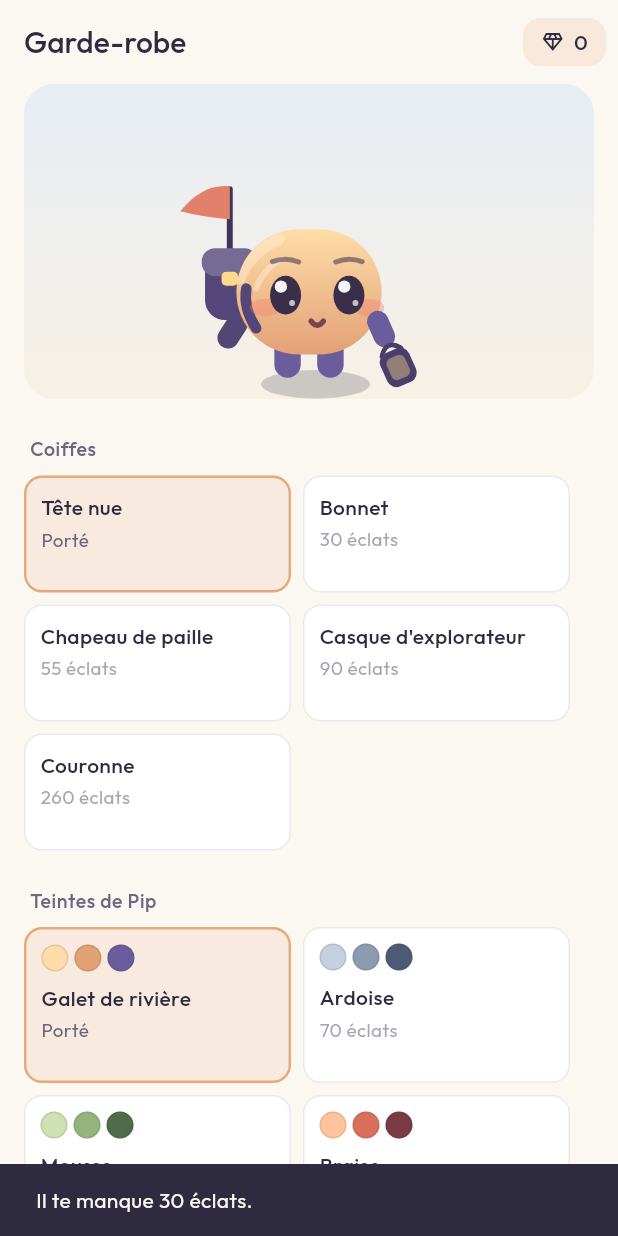
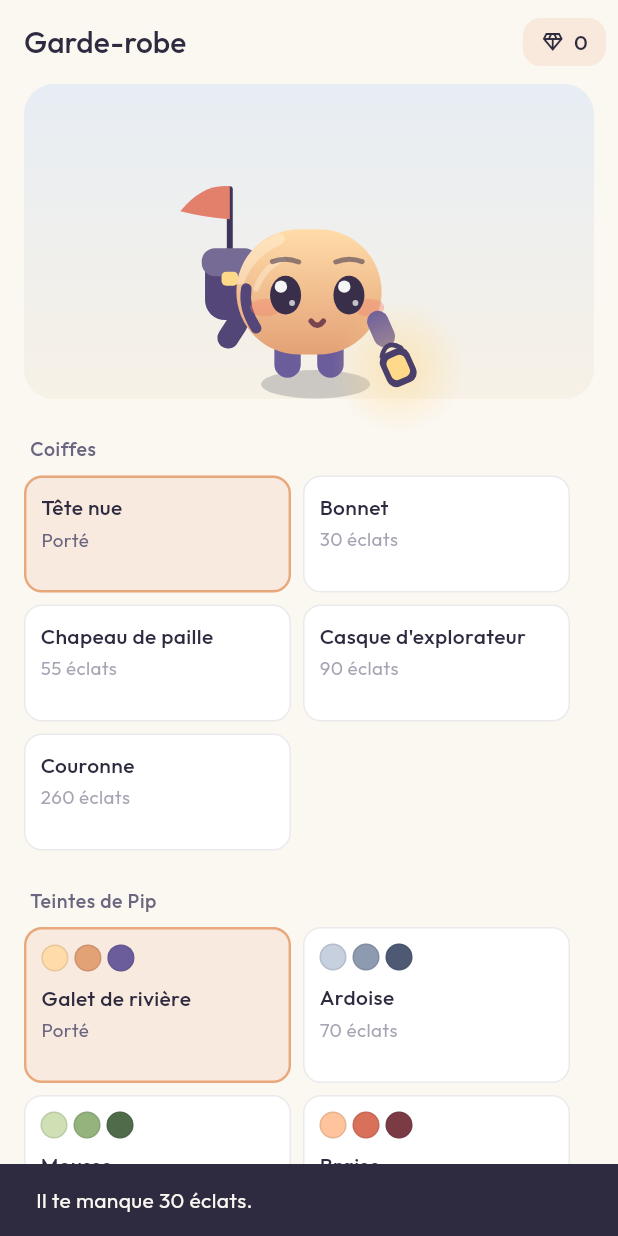
Before and after one commit to momo14681/hello_ios, a Flutter app: the ShopScreen screen opened by its route, after a tap on "Bonnet", on a phone screen of 412 x 824 dp. Run offline on Flutter 3.47's test engine with Material 3 defaults, Android fonts, the phone set to English and light mode, and no system bars; our stand-ins replace flutter_animate, flutter_local_notifications, flutter_riverpod, go_router, google_fonts, shared_preferences and 1 more; accounts and stored records are empty.

Commit message:
Gourde le jour, quatre lanternes la nuit
Reglages demandes : rebond 2.9, squash 0.010.

La lanterne s'allume desormais de 18 h a 7 h, via `lanternFactor`, distinct
de `nightFactor` : le ciel s'assombrit progressivement au crepuscule, alors
qu'une lanterne s'allume a une heure decidee.

Le jour, Pip porte une **gourde** a la place. Une lanterne eteinte balancee
en plein soleil n'avait aucun sens.

La boutique vend maintenant quatre modeles de lanternes distincts par leur
**silhouette**, pas seulement par leur teinte — trois pastilles de couleur,
c'etait trois fois le meme objet :
- Flamme et Feu froid, a cadre metallique
- Lampion de papier, cercle de nervures
- Bocal a lucioles, pique de points lumineux
- Cristal facette

L'identifiant `lantern_green` est conserve pour le bocal : le renommer
ferait perdre l'article a qui l'avait deja achete.

L'apercu de la boutique montre la lanterne allumee — on n'achete pas un
objet qu'on ne voit pas.

60 tests, flutter analyze propre.

Co-Authored-By: Claude Opus 4.8 <noreply@anthropic.com>

```diff
--- a/lib/data/wardrobe/wardrobe_catalog.dart
+++ b/lib/data/wardrobe/wardrobe_catalog.dart
@@ -144,6 +144,8 @@ abstract final class WardrobeCatalog {
   );
 
   // ---- Lanternes ----
+  // Chaque modèle a sa **silhouette**, pas seulement sa teinte : trois
+  // pastilles de couleur, c'était trois fois le même objet en boutique.
   static const lanternWarm = ShopItem(
     id: 'lantern_warm',
     name: 'Flamme',
@@ -151,6 +153,7 @@ abstract final class WardrobeCatalog {
     price: 0,
     freeByDefault: true,
     color: AppColors.lanternGlass,
+    lanternStyle: LanternStyle.classic,
   );
   static const lanternBlue = ShopItem(
     id: 'lantern_blue',
@@ -158,13 +161,33 @@ abstract final class WardrobeCatalog {
     kind: ItemKind.lantern,
     price: 45,
     color: Color(0xFF8FD6F0),
+    lanternStyle: LanternStyle.classic,
   );
-  static const lanternGreen = ShopItem(
+  static const lanternPaper = ShopItem(
+    id: 'lantern_paper',
+    name: 'Lampion',
+    kind: ItemKind.lantern,
+    price: 75,
+    color: Color(0xFFF2A65A),
+    lanternStyle: LanternStyle.paper,
+  );
+  // L'identifiant reste `lantern_green` : le renommer ferait perdre l'article
+  // à qui l'avait déjà acheté.
+  static const lanternFirefly = ShopItem(
     id: 'lantern_green',
-    name: 'Luciole',
+    name: 'Bocal à lucioles',
     kind: ItemKind.lantern,
-    price: 45,
+    price: 95,
     color: Color(0xFFA8E06A),
+    lanternStyle: LanternStyle.fireflyJar,
+  );
+  static const lanternCrystal = ShopItem(
+    id: 'lantern_crystal',
+    name: 'Cristal',
+    kind: ItemKind.lantern,
+    price: 150,
+    color: Color(0xFFC9A8F0),
+    lanternStyle: LanternStyle.crystal,
   );
 
   // ---- Itinéraires ----
@@ -187,7 +210,7 @@ abstract final class WardrobeCatalog {
     noHat, beanie, straw, explorer, crown,
     riverStone, slate, moss, ember, amethyst,
     pennantCoral, pennantSky, pennantMint, pennantGold,
-    lanternWarm, lanternBlue, lanternGreen,
+    lanternWarm, lanternBlue, lanternPaper, lanternFirefly, lanternCrystal,
     desert, shelf,
   ];
 
@@ -244,7 +267,10 @@ abstract final class WardrobeCatalog {
         case ItemKind.pennant:
           outfit = outfit.copyWith(pennant: item.color);
         case ItemKind.lantern:
-          outfit = outfit.copyWith(lantern: item.color);
+          outfit = outfit.copyWith(
+            lantern: item.color,
+            lanternStyle: item.lanternStyle,
+          );
         case ItemKind.expedition:
           break;
       }
--- a/lib/domain/wardrobe.dart
+++ b/lib/domain/wardrobe.dart
@@ -4,6 +4,25 @@ import '../design/tokens.dart';
 
 /// Les coiffes disponibles pour Pip. Toutes dessinées en code.
 enum PipHat { none, beanie, straw, explorer, crown }
+
+/// La forme de la lanterne portée la nuit.
+///
+/// La couleur seule ne suffisait pas à distinguer les articles de la boutique :
+/// trois pastilles de couleur, c'est trois fois le même objet. Chaque modèle a
+/// désormais sa silhouette.
+enum LanternStyle {
+  /// Lanterne à cadre métallique.
+  classic,
+
+  /// Lampion de papier, cerclé de nervures.
+  paper,
+
+  /// Bocal à lucioles, piqueté de points lumineux.
+  fireflyJar,
+
+  /// Éclat de cristal facetté.
+  crystal,
+}
 
 /// Ce que porte Pip. Résolu depuis l'inventaire, consommé par le painter.
 class PipOutfit {
@@ -15,6 +34,7 @@ class PipOutfit {
     this.strap = AppColors.pipStrap,
     this.pennant = AppColors.pipPennant,
     this.lantern = AppColors.lanternGlass,
+    this.lanternStyle = LanternStyle.classic,
   });
 
   final PipHat hat;
@@ -24,6 +44,7 @@ class PipOutfit {
   final Color strap;
   final Color pennant;
   final Color lantern;
+  final LanternStyle lanternStyle;
 
   static const base = PipOutfit();
 
@@ -35,6 +56,7 @@ class PipOutfit {
     Color? strap,
     Color? pennant,
     Color? lantern,
+    LanternStyle? lanternStyle,
   }) => PipOutfit(
     hat: hat ?? this.hat,
     bodyTop: bodyTop ?? this.bodyTop,
@@ -43,6 +65,7 @@ class PipOutfit {
     strap: strap ?? this.strap,
     pennant: pennant ?? this.pennant,
     lantern: lantern ?? this.lantern,
+    lanternStyle: lanternStyle ?? this.lanternStyle,
   );
 }
 
@@ -86,6 +109,7 @@ class ShopItem {
     this.hat,
     this.palette,
     this.color,
+    this.lanternStyle,
     this.expeditionId,
     this.freeByDefault = false,
   });
@@ -100,6 +124,7 @@ class ShopItem {
   final PipHat? hat;
   final PipPalette? palette;
   final Color? color;
+  final LanternStyle? lanternStyle;
   final String? expeditionId;
 
   /// Possédé dès la première ouverture, sans achat.
--- a/lib/features/wardrobe/shop_screen.dart
+++ b/lib/features/wardrobe/shop_screen.dart
@@ -205,6 +205,9 @@ class _Preview extends StatelessWidget {
         time: time,
         pose: PipPose.idle,
         params: const PipParams(scale: 2.2),
+        // Lanterne allumée dans l'aperçu : on n'achète pas un objet qu'on ne
+        // voit pas.
+        lanternLit: 1,
         outfit: outfit,
       ),
     ),
--- /dev/null
+++ b/lib/world/pip/pip_carried.dart
@@ -0,0 +1,211 @@
+import 'package:flutter/material.dart';
+
+import '../../design/tokens.dart';
+import '../../domain/wardrobe.dart';
+
+/// Ce que Pip tient dans la main avant.
+///
+/// **Le jour, une gourde ; la nuit, une lanterne.** Une lanterne éteinte
+/// balancée en plein soleil n'a aucun sens — l'objet change avec l'heure au
+/// lieu de rester là, inerte.
+///
+/// L'origine du repère est la main : tout pend en dessous.
+abstract final class PipCarried {
+  static const _flaskBody = Color(0xFF7FA8C4);
+  static const _flaskDark = Color(0xFF5A7E99);
+  static const _flaskCap = Color(0xFF4A3F6B);
+
+  /// Au-delà de ce seuil, Pip porte la lanterne plutôt que la gourde.
+  static const _swap = 0.5;
+
+  /// [lit] va de 0 (plein jour) à 1 (lanterne à pleine intensité).
+  static void paint(
+    Canvas canvas, {
+    required double lit,
+    required LanternStyle style,
+    required Color glass,
+  }) {
+    if (lit < _swap) {
+      _flask(canvas);
+      return;
+    }
+    _glow(canvas, lit, glass);
+    _handle(canvas);
+
+    switch (style) {
+      case LanternStyle.classic:
+        _classic(canvas, lit, glass);
+      case LanternStyle.paper:
+        _paper(canvas, lit, glass);
+      case LanternStyle.fireflyJar:
+        _fireflyJar(canvas, lit, glass);
+      case LanternStyle.crystal:
+        _crystal(canvas, lit, glass);
+    }
+  }
+
+  /// La gourde de jour : même encombrement que la lanterne, silhouette de
+  /// randonnée sans ambiguïté.
+  static void _flask(Canvas canvas) {
+    canvas.drawRRect(
+      RRect.fromRectAndRadius(
+        Rect.fromCenter(center: const Offset(0, 1.5), width: 4, height: 4),
+        const Radius.circular(1.2),
+      ),
+      Paint()..color = _flaskCap,
+    );
+
+    final body = Rect.fromCenter(
+      center: const Offset(0, 8.5),
+      width: 10.5,
+      height: 13,
+    );
+    canvas.drawRRect(
+      RRect.fromRectAndRadius(body, const Radius.circular(4.5)),
+      Paint()..color = _flaskBody,
+    );
+
+    // Une bande plus sombre : sans elle, la gourde se lit comme un galet.
+    canvas.drawRRect(
+      RRect.fromRectAndRadius(
+        Rect.fromCenter(center: const Offset(0, 9), width: 10.5, height: 3.4),
+        const Radius.circular(1.2),
+      ),
+      Paint()..color = _flaskDark,
+    );
+    canvas.drawRRect(
+      RRect.fromRectAndRadius(
+        Rect.fromCenter(center: const Offset(-3, 6), width: 2, height: 5),
+        const Radius.circular(1),
+      ),
+      Paint()..color = Colors.white.withValues(alpha: 0.35),
+    );
+  }
+
+  static void _glow(Canvas canvas, double lit, Color glass) {
+    final radius = 20 * lit;
+    const centre = Offset(0, 6);
+    canvas.drawCircle(
+      centre,
+      radius,
+      Paint()
+        ..shader =
+            RadialGradient(
+              colors: [
+                glass.withValues(alpha: 0.5 * lit),
+                glass.withValues(alpha: 0),
+              ],
+            ).createShader(Rect.fromCircle(center: centre, radius: radius)),
+    );
+  }
+
+  static void _handle(Canvas canvas) {
+    canvas.drawPath(
+      Path()
+        ..moveTo(-3.2, 1)
+        ..quadraticBezierTo(0, -3.5, 3.2, 1),
+      Paint()
+        ..color = AppColors.lanternFrame
+        ..style = PaintingStyle.stroke
+        ..strokeWidth = 1.4
+        ..strokeCap = StrokeCap.round,
+    );
+  }
+
+  static Paint _glassPaint(double lit, Color glass) => Paint()
+    ..color = Color.lerp(glass.withValues(alpha: 0.45), glass, lit)!;
+
+  static void _classic(Canvas canvas, double lit, Color glass) {
+    canvas.drawRRect(
+      RRect.fromRectAndRadius(
+        Rect.fromCenter(center: const Offset(0, 6), width: 9.5, height: 11),
+        const Radius.circular(3),
+      ),
+      Paint()..color = AppColors.lanternFrame,
+    );
+    canvas.drawRRect(
+      RRect.fromRectAndRadius(
+        Rect.fromCenter(center: const Offset(0, 6), width: 6, height: 7),
+        const Radius.circular(1.8),
+      ),
+      _glassPaint(lit, glass),
+    );
+  }
+
+  /// Un lampion : corps bombé, nervures horizontales, coiffes plates.
+  static void _paper(Canvas canvas, double lit, Color glass) {
+    canvas.drawOval(
+      Rect.fromCenter(center: const Offset(0, 6.5), width: 12, height: 13),
+      _glassPaint(lit, glass),
+    );
+
+    final rib = Paint()
+      ..color = AppColors.lanternFrame.withValues(alpha: 0.35)
+      ..style = PaintingStyle.stroke
+      ..strokeWidth = 0.9;
+    for (final dy in const [3.0, 6.5, 10.0]) {
+      final halfWidth = dy == 6.5 ? 5.8 : 4.6;
+      canvas.drawLine(
+        Offset(-halfWidth, dy),
+        Offset(halfWidth, dy),
+        rib,
+      );
+    }
+
+    final cap = Paint()..color = AppColors.lanternFrame;
+    for (final dy in const [1.0, 12.0]) {
+      canvas.drawRRect(
+        RRect.fromRectAndRadius(
+          Rect.fromCenter(center: Offset(0, dy), width: 6, height: 2.4),
+          const Radius.circular(1),
+        ),
+        cap,
+      );
+    }
+  }
+
+  /// Un bocal à lucioles : col étranglé, couvercle, points lumineux.
+  static void _fireflyJar(Canvas canvas, double lit, Color glass) {
+    canvas.drawRRect(
+      RRect.fromRectAndRadius(
+        Rect.fromCenter(center: const Offset(0, 7.5), width: 10, height: 11),
+        const Radius.circular(3.5),
+      ),
+      _glassPaint(lit * 0.7, glass),
+    );
+    canvas.drawRRect(
+      RRect.fromRectAndRadius(
+        Rect.fromCenter(center: const Offset(0, 2.2), width: 6.5, height: 3),
+        const Radius.circular(1),
+      ),
+      Paint()..color = AppColors.lanternFrame,
+    );
+
+    // Les lucioles : trois points vifs, placés en dur pour rester stables.
+    final firefly = Paint()..color = Colors.white.withValues(alpha: 0.9 * lit);
+    for (final p in const [Offset(-2.4, 5.5), Offset(2, 8), Offset(-1, 10)]) {
+      canvas.drawCircle(p, 1.1, firefly);
+    }
+  }
+
+  /// Un éclat de cristal facetté, suspendu à un anneau.
+  static void _crystal(Canvas canvas, double lit, Color glass) {
+    canvas.drawPath(
+      Path()
+        ..moveTo(0, 0.5)
+        ..lineTo(4.6, 5)
+        ..lineTo(3, 12.5)
+        ..lineTo(-3, 12.5)
+        ..lineTo(-4.6, 5)
+        ..close(),
+      _glassPaint(lit, glass),
+    );
+
+    final facet = Paint()
+      ..color = Colors.white.withValues(alpha: 0.4 * lit)
+      ..style = PaintingStyle.stroke
+      ..strokeWidth = 0.9;
+    canvas.drawLine(const Offset(0, 0.5), const Offset(0, 12.5), facet);
+    canvas.drawLine(const Offset(-4.6, 5), const Offset(4.6, 5), facet);
+  }
+}
--- a/lib/world/pip/pip_painter.dart
+++ b/lib/world/pip/pip_painter.dart
@@ -4,6 +4,7 @@ import 'package:flutter/material.dart';
 
 import '../../design/tokens.dart';
 import '../../domain/wardrobe.dart';
+import 'pip_carried.dart';
 import 'pip_hats.dart';
 import 'pip_params.dart';
 
@@ -71,6 +72,7 @@ abstract final class PipArt {
     PipPose pose,
     double time, {
     double night = 0,
+    double lanternLit = 0,
     PipOutfit outfit = PipOutfit.base,
   }) {
     final traits = PipPoseTraits.of(pose);
@@ -107,7 +109,9 @@ abstract final class PipArt {
     canvas.restore();
 
     _arm(canvas, p, traits, phase, bodyY, outfit, back: false);
-    if (p.showLantern) _lantern(canvas, p, traits, phase, bodyY, night, outfit);
+    if (p.showLantern) {
+      _carried(canvas, p, traits, phase, bodyY, lanternLit, outfit);
+    }
     _effect(canvas, traits, bodyY, time);
 
     canvas.restore();
@@ -657,17 +661,17 @@ abstract final class PipArt {
     canvas.drawPath(path, Paint()..color = color);
   }
 
-  /// La lanterne, suspendue à la main avant, **hors** de la silhouette.
+  /// L'objet porté par la main avant, **hors** de la silhouette : posé sur le
+  /// corps, il se lit comme une excroissance.
   ///
-  /// Elle s'allume quand le ciel s'assombrit : c'est le lien visible entre Pip
-  /// et l'heure réelle du téléphone.
-  static void _lantern(
+  /// Gourde le jour, lanterne la nuit — voir [PipCarried].
+  static void _carried(
     Canvas canvas,
     PipParams p,
     PipPoseTraits traits,
     double phase,
     double bodyY,
-    double night,
+    double lit,
     PipOutfit outfit,
   ) {
     final origin = _shoulder(bodyY, back: false);
@@ -677,54 +681,11 @@ abstract final class PipArt {
     canvas.rotate(_armAngle(p, traits, phase, back: false));
     canvas.translate(0, _armH + 1);
 
-    if (night > 0.02) {
-      const glowCentre = Offset(0, 6);
-      final radius = 20 * night;
-      canvas.drawCircle(
-        glowCentre,
-        radius,
-        Paint()
-          ..shader =
-              RadialGradient(
-                colors: [
-                  AppColors.lanternGlow.withValues(alpha: 0.5 * night),
-                  AppColors.lanternGlow.withValues(alpha: 0),
-                ],
-              ).createShader(
-                Rect.fromCircle(center: glowCentre, radius: radius),
-              ),
-      );
-    }
-
-    canvas.drawPath(
-      Path()
-        ..moveTo(-3.2, 1)
-        ..quadraticBezierTo(0, -3.5, 3.2, 1),
-      Paint()
-        ..color = AppColors.lanternFrame
-        ..style = PaintingStyle.stroke
-        ..strokeWidth = 1.4
-        ..strokeCap = StrokeCap.round,
-    );
-
-    canvas.drawRRect(
-      RRect.fromRectAndRadius(
-        Rect.fromCenter(center: const Offset(0, 6), width: 9.5, height: 11),
-        const Radius.circular(3),
-      ),
-      Paint()..color = AppColors.lanternFrame,
-    );
-    canvas.drawRRect(
-      RRect.fromRectAndRadius(
-        Rect.fromCenter(center: const Offset(0, 6), width: 6, height: 7),
-        const Radius.circular(1.8),
-      ),
-      Paint()
-        ..color = Color.lerp(
-          outfit.lantern.withValues(alpha: 0.4),
-          outfit.lantern,
-          night,
-        )!,
+    PipCarried.paint(
+      canvas,
+      lit: lit,
+      style: outfit.lanternStyle,
+      glass: outfit.lantern,
     );
 
     canvas.restore();
@@ -738,6 +699,7 @@ class PipPainter extends CustomPainter {
     required this.pose,
     required this.params,
     this.night = 0,
+    this.lanternLit = 0,
     this.outfit = PipOutfit.base,
   });
 
@@ -745,6 +707,7 @@ class PipPainter extends CustomPainter {
   final PipPose pose;
   final PipParams params;
   final double night;
+  final double lanternLit;
   final PipOutfit outfit;
 
   @override
@@ -756,6 +719,7 @@ class PipPainter extends CustomPainter {
       pose,
       time,
       night: night,
+      lanternLit: lanternLit,
       outfit: outfit,
     );
   }
@@ -766,5 +730,6 @@ class PipPainter extends CustomPainter {
       old.pose != pose ||
       old.params != params ||
       old.night != night ||
+      old.lanternLit != lanternLit ||
       old.outfit != outfit;
 }
--- a/lib/world/pip/pip_params.dart
+++ b/lib/world/pip/pip_params.dart
@@ -51,8 +51,8 @@ class PipParams {
   const PipParams({
     this.scale = 1.0,
     this.walkSpeed = 1.6,
-    this.bobAmplitude = 3.2,
-    this.squash = 0.05,
+    this.bobAmplitude = 2.9,
+    this.squash = 0.010,
     this.legSwing = 5.0,
     this.armSwing = 4.0,
     this.eyeRadius = 4.7,
--- a/lib/world/sky.dart
+++ b/lib/world/sky.dart
@@ -67,6 +67,30 @@ class SkyPalette {
     return h < 6 || h > 20;
   }
 
+  /// Heure d'allumage et d'extinction de la lanterne.
+  static const lanternOnHour = 18.0;
+  static const lanternOffHour = 7.0;
+
+  /// Intensité de la lanterne, de 0 (éteinte) à 1 (pleine).
+  ///
+  /// Distincte de [nightFactor] : le ciel s'assombrit progressivement au fil du
+  /// crépuscule, alors qu'une lanterne s'allume à une heure décidée. Les
+  /// rampes sont courtes — une demi-heure — pour que l'échange avec la gourde
+  /// de jour ne se remarque pas.
+  static double lanternFactor(double hour) {
+    const ramp = 0.5;
+    final h = hour % 24;
+
+    if (h >= lanternOnHour) {
+      return ((h - lanternOnHour) / ramp).clamp(0.0, 1.0);
+    }
+    if (h < lanternOffHour - ramp) return 1;
+    if (h < lanternOffHour) {
+      return ((lanternOffHour - h) / ramp).clamp(0.0, 1.0);
+    }
+    return 0;
+  }
+
   /// Obscurité continue, de 0 (plein jour) à 1 (nuit noire).
   ///
   /// Pilote l'apparition des étoiles et l'allumage de la lanterne de Pip.
--- a/lib/world/world_painter.dart
+++ b/lib/world/world_painter.dart
@@ -125,6 +125,7 @@ class WorldPainter extends CustomPainter {
       pose,
       clock.time,
       night: night,
+      lanternLit: SkyPalette.lanternFactor(hour),
       outfit: outfit,
     );
 
```
Also changed, not shown: 2 other files.
